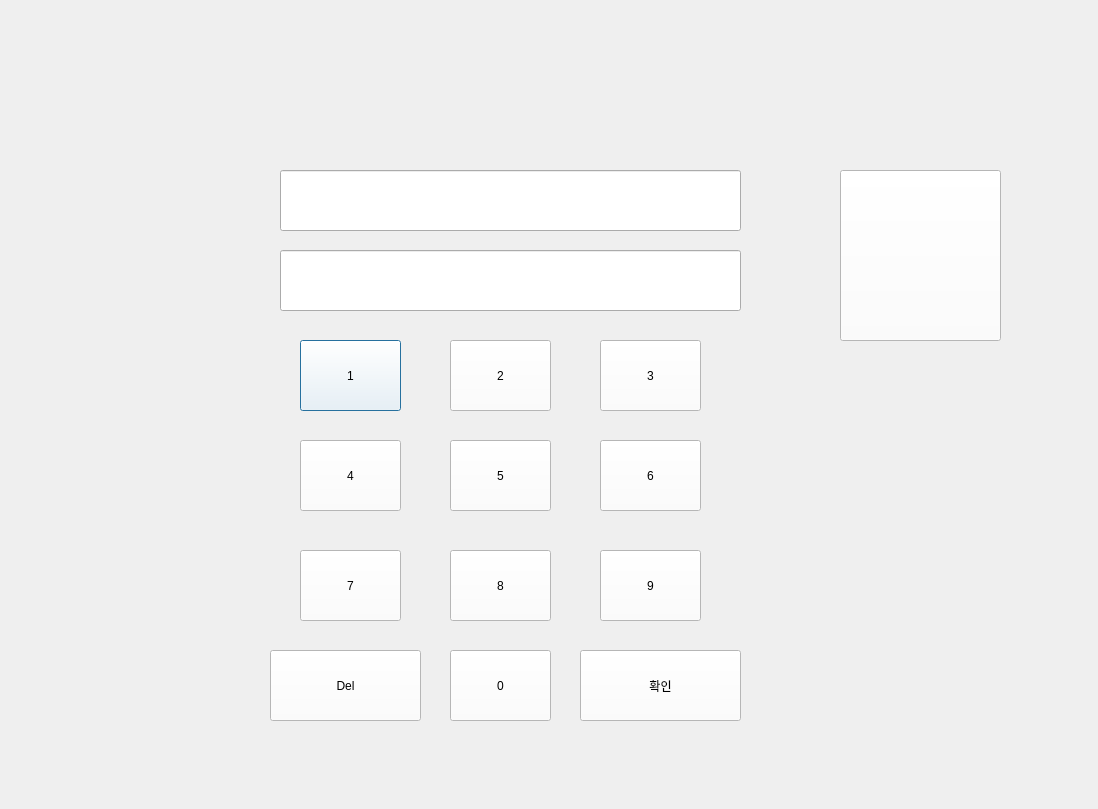
This is keypad.ui in ainosato/MDP as Qt 5 draws it before an edit. The edited form follows.
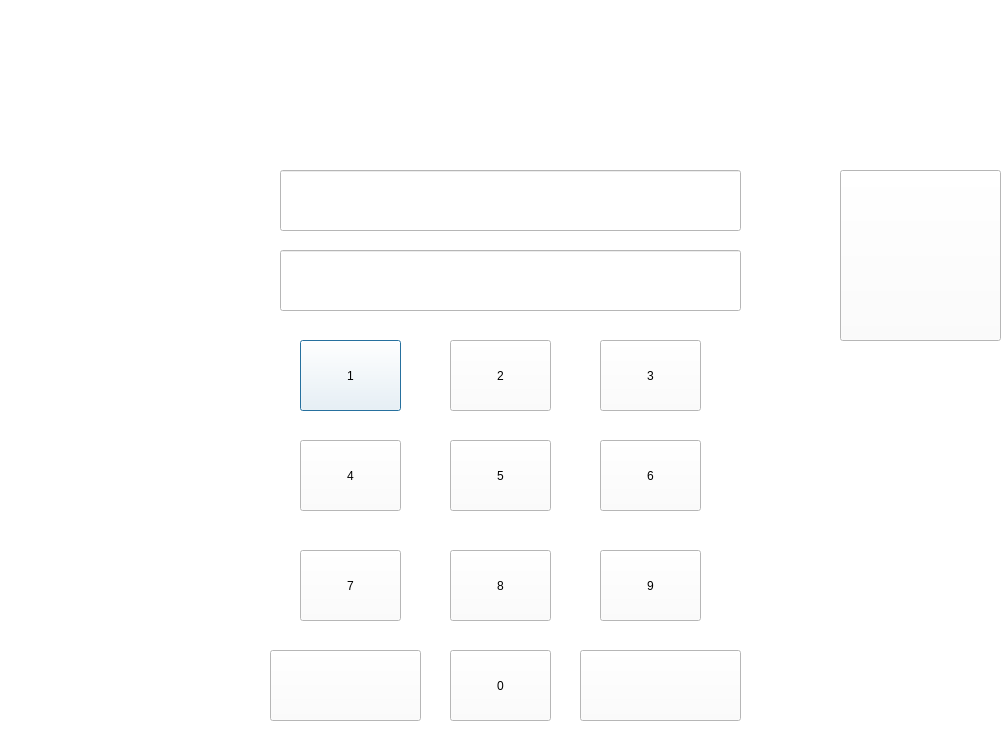
This is the edited form. Icons and pictures are not drawn.

```diff
--- a/keypad.ui
+++ b/keypad.ui
@@ -6,13 +6,16 @@
    <rect>
     <x>0</x>
     <y>0</y>
-    <width>1098</width>
-    <height>809</height>
+    <width>1007</width>
+    <height>752</height>
    </rect>
   </property>
   <property name="windowTitle">
    <string>Dialog</string>
   </property>
+  <property name="styleSheet">
+   <string notr="true">background-color: rgb(255, 255, 255);</string>
+  </property>
   <widget class="QLineEdit" name="q_lineEdit">
    <property name="geometry">
     <rect>
@@ -64,7 +67,7 @@
 background-color: rgb(255, 255, 255);</string>
    </property>
    <property name="text">
-    <string>Del</string>
+    <string/>
    </property>
   </widget>
   <widget class="QPushButton" name="enter_pushButton">
@@ -83,7 +86,7 @@
 </string>
    </property>
    <property name="text">
-    <string>확인</string>
+    <string/>
    </property>
   </widget>
   <widget class="QLineEdit" name="q_lineEdit_2">
```
Left out of the diff: 8 changed lines with no effect on the pictures.
